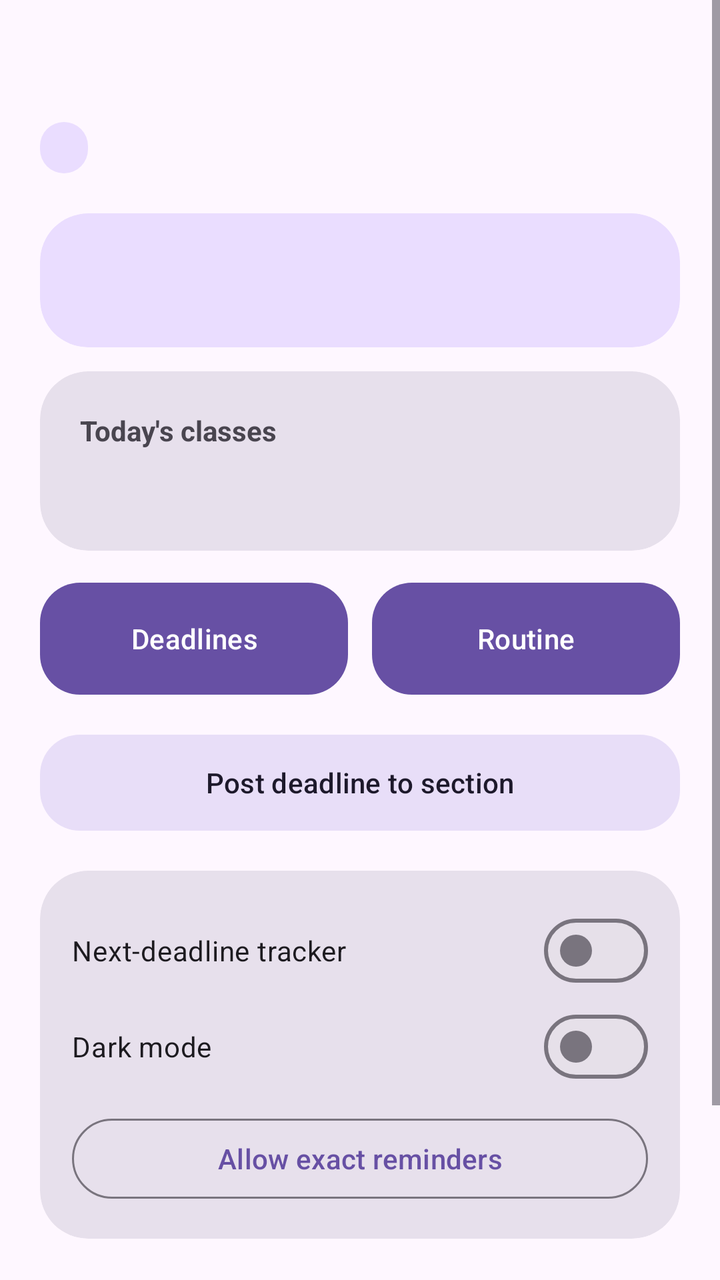
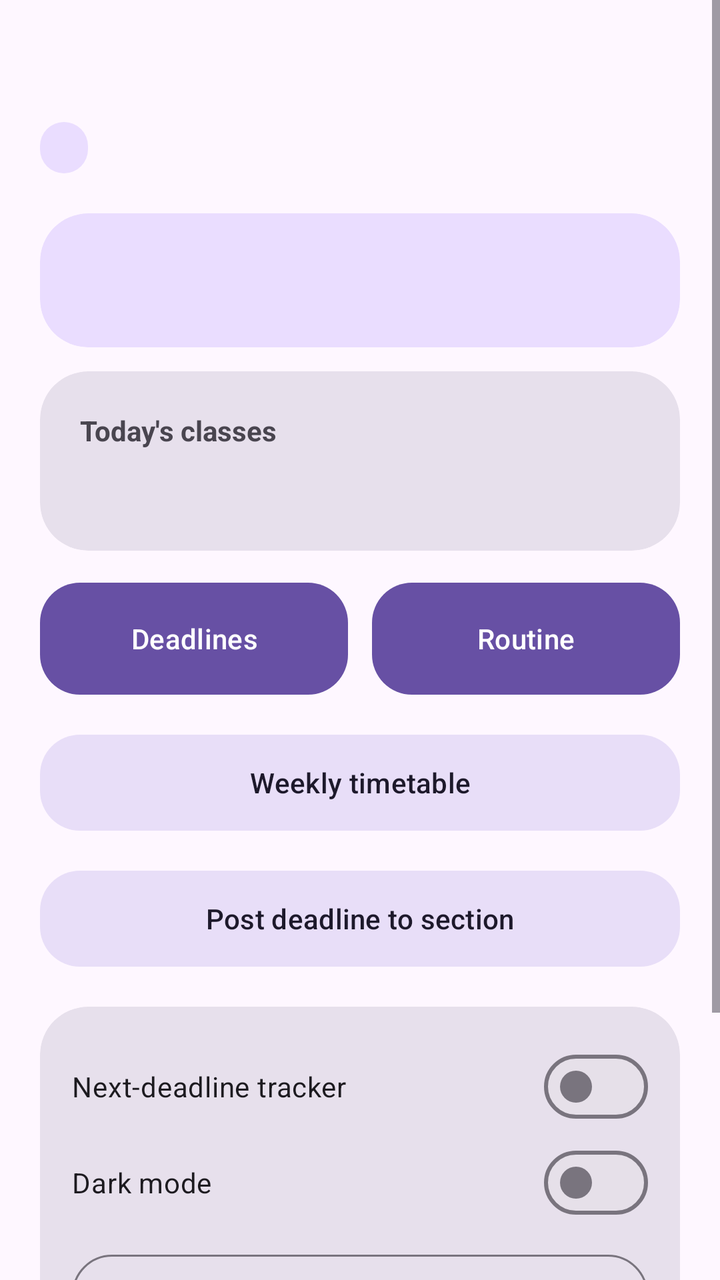

An Android layout rendered at two revisions. The XML below is the earlier revision; the diff shows what the commit changed to produce the second picture.
<!-- AndroidManifest.xml: application theme Theme.CampusCompanion -->
<!-- res/layout/activity_main.xml -->
<?xml version="1.0" encoding="utf-8"?>
<ScrollView xmlns:android="http://schemas.android.com/apk/res/android"
    xmlns:app="http://schemas.android.com/apk/res-auto"
    android:layout_width="match_parent"
    android:layout_height="match_parent"
    android:fillViewport="true">

    <LinearLayout
        android:layout_width="match_parent"
        android:layout_height="wrap_content"
        android:orientation="vertical"
        android:padding="20dp">

        
        <TextView
            android:id="@+id/tvGreeting"
            android:layout_width="match_parent"
            android:layout_height="wrap_content"
            android:textSize="26sp"
            android:textStyle="bold"
            android:textColor="?attr/colorOnSurface" />

        <TextView
            android:id="@+id/tvSection"
            android:layout_width="wrap_content"
            android:layout_height="wrap_content"
            android:layout_marginTop="6dp"
            android:background="@drawable/bg_chip"
            android:paddingHorizontal="12dp"
            android:paddingVertical="4dp"
            android:textColor="?attr/colorOnPrimaryContainer"
            android:textSize="13sp" />

        
        <com.google.android.material.card.MaterialCardView
            android:layout_width="match_parent"
            android:layout_height="wrap_content"
            android:layout_marginTop="20dp"
            app:cardBackgroundColor="?attr/colorPrimaryContainer"
            app:cardCornerRadius="24dp"
            app:cardElevation="0dp"
            app:strokeWidth="0dp">

            <TextView
                android:id="@+id/tvWeather"
                android:layout_width="match_parent"
                android:layout_height="wrap_content"
                android:padding="20dp"
                android:textColor="?attr/colorOnPrimaryContainer"
                android:textSize="20sp"
                android:lineSpacingExtra="4dp" />
        </com.google.android.material.card.MaterialCardView>

        
        <com.google.android.material.card.MaterialCardView
            android:layout_width="match_parent"
            android:layout_height="wrap_content"
            android:layout_marginTop="12dp"
            app:cardBackgroundColor="?attr/colorSurfaceVariant"
            app:cardCornerRadius="24dp"
            app:cardElevation="0dp"
            app:strokeWidth="0dp">

            <LinearLayout
                android:layout_width="match_parent"
                android:layout_height="wrap_content"
                android:orientation="vertical"
                android:padding="20dp">

                <TextView
                    android:layout_width="wrap_content"
                    android:layout_height="wrap_content"
                    android:text="Today's classes"
                    android:textColor="?attr/colorOnSurfaceVariant"
                    android:textSize="14sp"
                    android:textStyle="bold" />

                <TextView
                    android:id="@+id/tvToday"
                    android:layout_width="match_parent"
                    android:layout_height="wrap_content"
                    android:layout_marginTop="8dp"
                    android:textColor="?attr/colorOnSurface"
                    android:textSize="17sp"
                    android:lineSpacingExtra="4dp" />
            </LinearLayout>
        </com.google.android.material.card.MaterialCardView>

        
        <LinearLayout
            android:layout_width="match_parent"
            android:layout_height="wrap_content"
            android:layout_marginTop="12dp"
            android:orientation="horizontal">

            <com.google.android.material.button.MaterialButton
                android:id="@+id/btnDeadlines"
                android:layout_width="0dp"
                android:layout_height="64dp"
                android:layout_marginEnd="6dp"
                android:layout_weight="1"
                android:text="Deadlines"
                app:cornerRadius="20dp" />

            <com.google.android.material.button.MaterialButton
                android:id="@+id/btnRoutine"
                android:layout_width="0dp"
                android:layout_height="64dp"
                android:layout_marginStart="6dp"
                android:layout_weight="1"
                android:text="Routine"
                app:cornerRadius="20dp" />
        </LinearLayout>

        
        <com.google.android.material.button.MaterialButton
            android:id="@+id/btnPost"
            style="@style/Widget.Material3.Button.TonalButton"
            android:layout_width="match_parent"
            android:layout_height="56dp"
            android:layout_marginTop="12dp"
            android:text="Post deadline to section"
            app:cornerRadius="20dp" />

        
        <com.google.android.material.card.MaterialCardView
            android:layout_width="match_parent"
            android:layout_height="wrap_content"
            android:layout_marginTop="16dp"
            app:cardBackgroundColor="?attr/colorSurfaceVariant"
            app:cardCornerRadius="24dp"
            app:cardElevation="0dp"
            app:strokeWidth="0dp">

            <LinearLayout
                android:layout_width="match_parent"
                android:layout_height="wrap_content"
                android:orientation="vertical"
                android:padding="16dp">

                <com.google.android.material.materialswitch.MaterialSwitch
                    android:id="@+id/swTracker"
                    android:layout_width="match_parent"
                    android:layout_height="wrap_content"
                    android:text="Next-deadline tracker"
                    android:textColor="?attr/colorOnSurface" />

                <com.google.android.material.materialswitch.MaterialSwitch
                    android:id="@+id/swDark"
                    android:layout_width="match_parent"
                    android:layout_height="wrap_content"
                    android:text="Dark mode"
                    android:textColor="?attr/colorOnSurface" />

                <com.google.android.material.button.MaterialButton
                    android:id="@+id/btnExactAlarm"
                    style="@style/Widget.Material3.Button.OutlinedButton"
                    android:layout_width="match_parent"
                    android:layout_height="wrap_content"
                    android:layout_marginTop="8dp"
                    android:text="Allow exact reminders" />
            </LinearLayout>
        </com.google.android.material.card.MaterialCardView>

        <TextView
            android:id="@+id/tvProviderCount"
            android:layout_width="match_parent"
            android:layout_height="wrap_content"
            android:layout_marginTop="12dp"
            android:textColor="?attr/colorOnSurfaceVariant"
            android:textSize="13sp" />

        
        <com.google.android.material.button.MaterialButton
            android:id="@+id/btnLogout"
            style="@style/Widget.Material3.Button.OutlinedButton"
            android:layout_width="match_parent"
            android:layout_height="56dp"
            android:layout_marginTop="16dp"
            android:text="Log out"
            android:textColor="?attr/colorError"
            app:cornerRadius="20dp"
            app:strokeColor="?attr/colorError" />
    </LinearLayout>
</ScrollView>
<!-- resources referenced by this layout -->
<resources>
  <!-- drawable bg_chip (drawable) -->
  <?xml version="1.0" encoding="utf-8"?>
  <shape xmlns:android="http://schemas.android.com/apk/res/android"
      android:shape="rectangle">
      <solid android:color="?attr/colorPrimaryContainer" />
      <corners android:radius="50dp" />
  </shape>
  <style name="Theme.CampusCompanion" parent="Base.Theme.CampusCompanion" />
  <style name="Base.Theme.CampusCompanion" parent="Theme.Material3.DayNight.NoActionBar">
          
          
      </style>
</resources>

<!-- the commit's change to res/layout/activity_main.xml (unified diff, before → after) -->
@@ -111,7 +111,14 @@
                 android:text="Routine"
                 app:cornerRadius="20dp" />
         </LinearLayout>
-
+        <com.google.android.material.button.MaterialButton
+            android:id="@+id/btnTimetable"
+            style="@style/Widget.Material3.Button.TonalButton"
+            android:layout_width="match_parent"
+            android:layout_height="56dp"
+            android:layout_marginTop="12dp"
+            android:text="Weekly timetable"
+            app:cornerRadius="20dp" />
         
         <com.google.android.material.button.MaterialButton
             android:id="@+id/btnPost"
